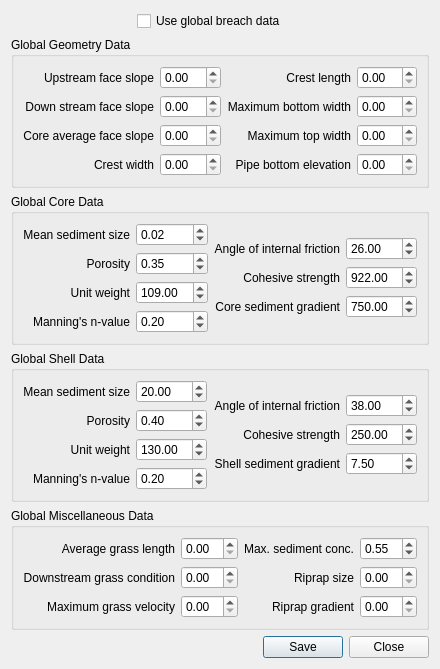
First picture: the form in flo2d/ui/global_breach_data.ui, repository FLO-2DSoftware/qgis-flo-2d-plugin, before the edit.
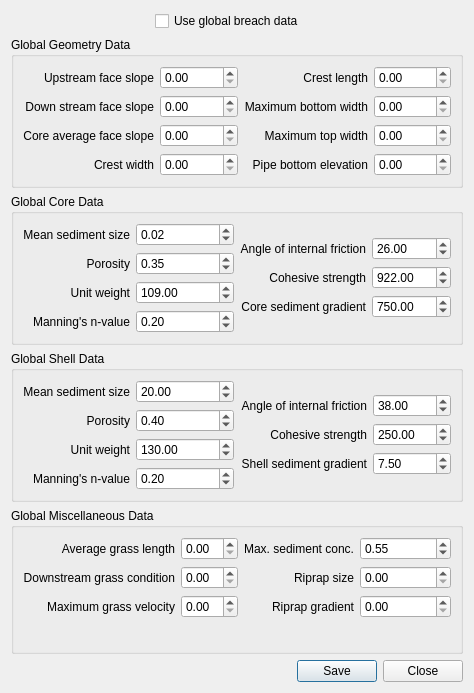
Second picture: the form after the edit.

Commit message: Fix write B2 lines for both global breach data or without it

The edit to the form file:
```diff
--- a/flo2d/ui/global_breach_data.ui
+++ b/flo2d/ui/global_breach_data.ui
@@ -6,8 +6,8 @@
    <rect>
     <x>0</x>
     <y>0</y>
-    <width>417</width>
-    <height>613</height>
+    <width>474</width>
+    <height>693</height>
    </rect>
   </property>
   <property name="windowTitle">
@@ -598,6 +598,9 @@
    </item>
    <item row="0" column="1">
     <widget class="QCheckBox" name="use_global_data_chbox">
+     <property name="enabled">
+      <bool>true</bool>
+     </property>
      <property name="text">
       <string>Use global breach data</string>
      </property>
```
The commit also changes 2 other files.
